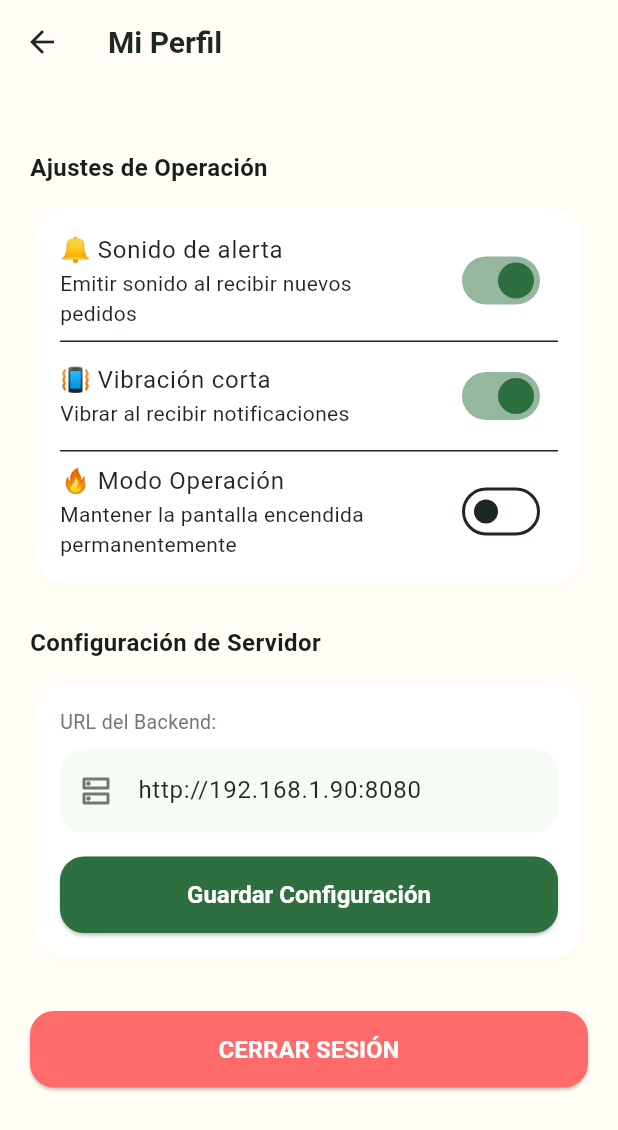
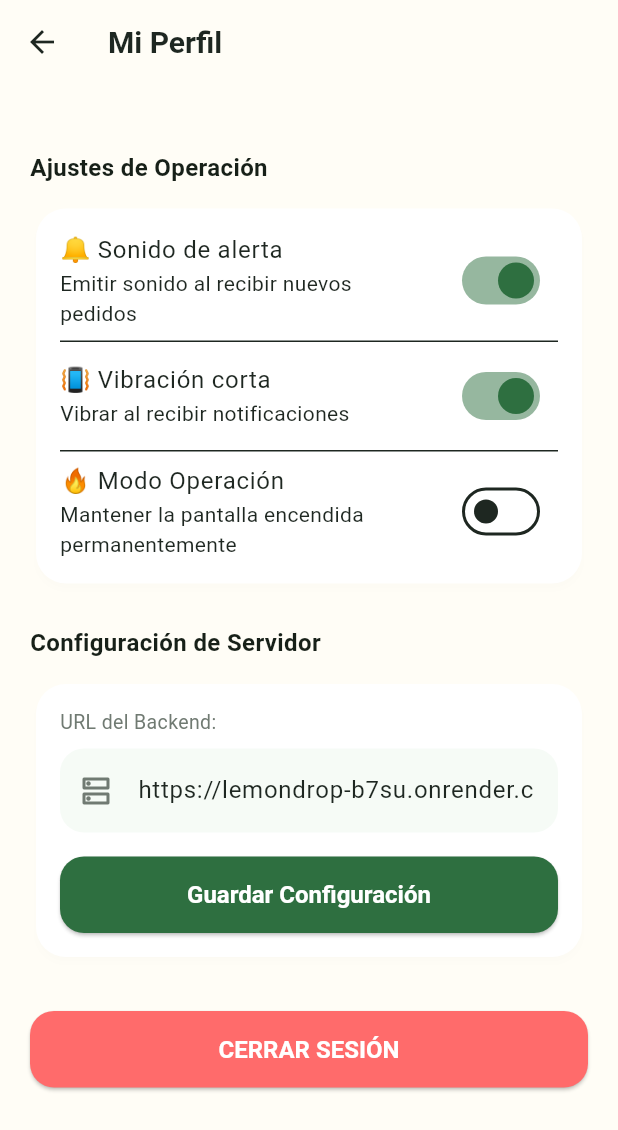
Before and after one commit to cardenaswalker2/Lemondrop, a Flutter app: the ProfileScreen screen opened directly, on a phone screen of 412 x 824 dp. Shown: the top 1130 px of the screen. Run offline on Flutter 3.47's test engine with Material 3 defaults, Android fonts, the phone set to English and light mode, and no system bars; our stand-ins replace audioplayers, dio, flutter_riverpod, flutter_secure_storage, shared_preferences; accounts and stored records are empty; network calls fail.

Commit message:
Update default mobile API base URL to Render server

```diff
--- a/mobile/lib/core/storage/preferences.dart
+++ b/mobile/lib/core/storage/preferences.dart
@@ -22,6 +22,6 @@ class AppPreferences {
   static set keepScreenOn(bool value) => _prefs?.setBool(_keyKeepScreenOn, value);
 
   // Fallback default dev backend URL
-  static String get baseUrl => _prefs?.getString(_keyBaseUrl) ?? 'http://192.168.1.90:8080';
+  static String get baseUrl => _prefs?.getString(_keyBaseUrl) ?? 'https://lemondrop-b7su.onrender.com';
   static set baseUrl(String value) => _prefs?.setString(_keyBaseUrl, value);
 }
```
